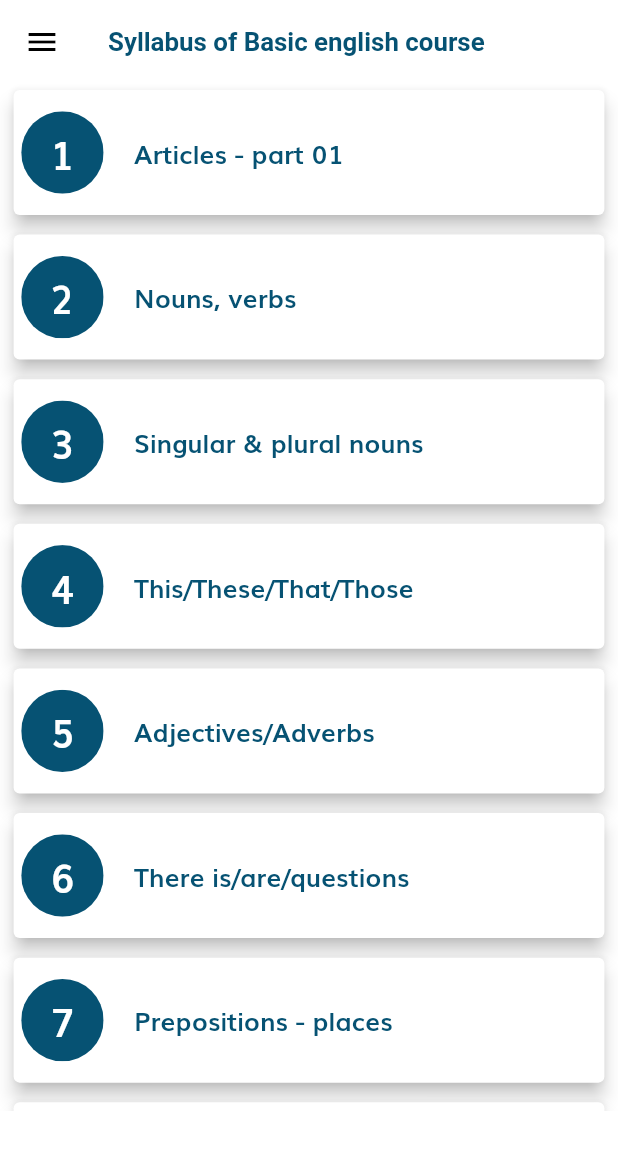
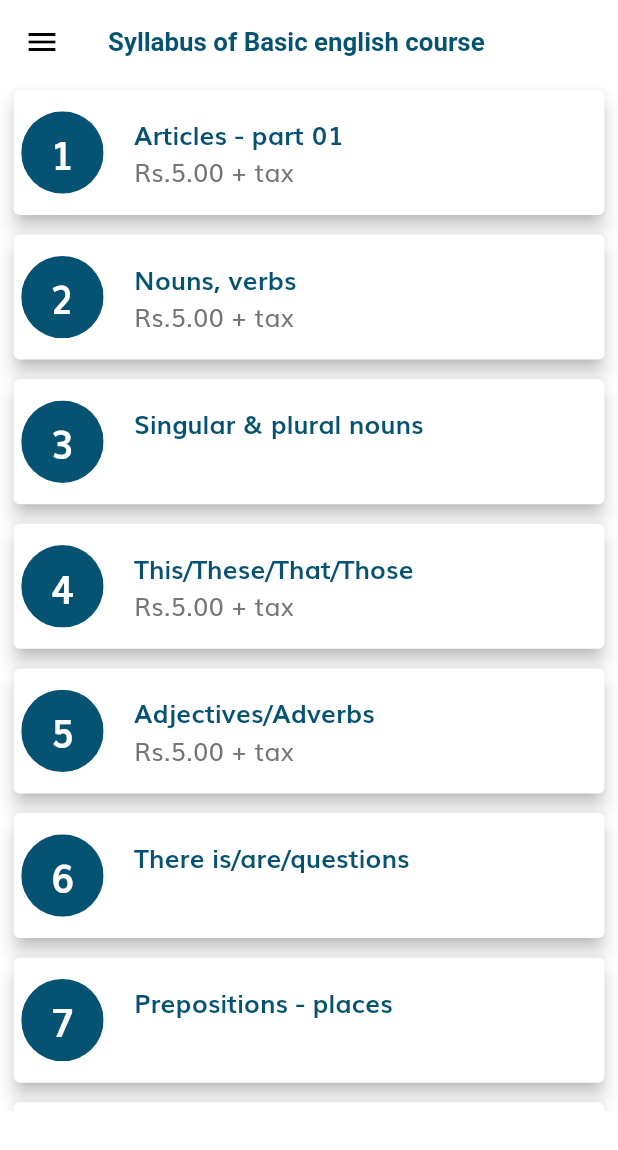
Before and after one commit to pruthuvi1995/mrEnglish, a Flutter app: the SyllabusScreen screen opened by its route, on a phone screen of 412 x 824 dp. Shown: the top 1150 px of the screen. Run offline on Flutter 3.47's test engine with Material 2 defaults, Android fonts, the light colour scheme and no system bars; our stand-ins replace flutter_svg, shared_preferences, youtube_player_flutter; accounts and stored records are empty; network calls fail.

Commit message:
days updated

```diff
--- a/lib/screens/syllabus_screen.dart
+++ b/lib/screens/syllabus_screen.dart
@@ -27,64 +27,69 @@ class SyllabusScreen extends StatelessWidget {
         height: getProportionateScreenHeight(675),
         child: SingleChildScrollView(
           child: Column(children: <Widget>[
-            buildContainer('', 'Articles - part 01', 1),
-            buildContainer('description', 'Nouns, verbs', 2),
-            buildContainer('description', 'Singular & plural nouns', 3),
-            buildContainer('description', 'This/These/That/Those', 4),
-            buildContainer('description', 'Adjectives/Adverbs', 5),
-            buildContainer('description', 'There is/are/questions', 6),
-            buildContainer('description', 'Prepositions - places', 7),
-            buildContainer('description', 'Prepositions - time', 8),
-            buildContainer('description', 'Prepositions - other', 9),
-            buildContainer('description', 'Tenses introduction/pronouns', 10),
-            buildContainer('description', 'Simple present tense/Negative', 11),
-            buildContainer('description', 'Simple past tense/Negative ', 12),
-            buildContainer('description', 'Simple future tense/Negative ', 13),
-            buildContainer('description', 'Continuous tense/Be verbs', 14),
+            buildContainer('Rs.5.00 + tax', 'Articles - part 01', 1),
+            buildContainer('Rs.5.00 + tax', 'Nouns, verbs', 2),
+            buildContainer('', 'Singular & plural nouns', 3),
+            buildContainer('Rs.5.00 + tax', 'This/These/That/Those', 4),
+            buildContainer('Rs.5.00 + tax', 'Adjectives/Adverbs', 5),
+            buildContainer('', 'There is/are/questions', 6),
+            buildContainer('', 'Prepositions - places', 7),
+            buildContainer('Rs.5.00 + tax', 'Prepositions - time', 8),
+            buildContainer('Rs.5.00 + tax', 'Prepositions - other', 9),
+            buildContainer('', 'Tenses introduction/pronouns', 10),
             buildContainer(
-                'description', 'Present perfect tense/Negative ', 15),
+                'Rs.25.00 + tax', 'Simple present tense/Negative', 11),
+            buildContainer('', 'Simple past tense/Negative ', 12),
             buildContainer(
-                'description', 'Past/Future perfect tense/Negative', 16),
+                'Rs.5.00 + tax', 'Simple future tense/Negative ', 13),
+            buildContainer('', 'Continuous tense/Be verbs', 14),
             buildContainer(
-                'description', 'Prefect continious tense/Negative ', 17),
-            buildContainer('description', 'The article', 18),
-            buildContainer('description', 'Yes/No questions', 19),
-            buildContainer('description', 'Let\'s/shall we', 20),
-            buildContainer('description', 'Can/could/Negative', 21),
-            buildContainer('description', 'WH questions ', 22),
-            buildContainer('description', 'Should/must/Negative', 23),
+                'Rs.5.00 + tax', 'Present perfect tense/Negative ', 15),
             buildContainer(
-                'description', 'Have to/has to/may/might/aught to', 24),
-            buildContainer('description', 'Possesive adjectives/pronouns', 25),
-            buildContainer('description', 'Reflective pronouns', 26),
-            buildContainer('description', 'Question tags/short answers', 27),
-            buildContainer('description', 'Conjunctions (1)', 28),
-            buildContainer('description', 'Conjunctions (2)', 29),
-            buildContainer('description', 'Conjunctions (3)', 30),
-            buildContainer('description', 'Although/while/when', 31),
-            buildContainer('description', 'Relative clauses', 32),
-            buildContainer('description', 'Whome/whose/where/why', 33),
-            buildContainer('description', 'Zero/first condition', 34),
-            buildContainer('description', 'Third condition ', 35),
-            buildContainer('description', 'A little/a few', 36),
-            buildContainer('description', 'Somebody/nobody', 37),
-            buildContainer('description', 'Passive voice - simple tense', 38),
+                'Rs.5.00 + tax', 'Past/Future perfect tense/Negative', 16),
+            buildContainer('', 'Prefect continious tense/Negative ', 17),
+            buildContainer('', 'The article', 18),
+            buildContainer('', 'Yes/No questions', 19),
+            buildContainer('', 'Let\'s/shall we', 20),
+            buildContainer('Rs.5.00 + tax', 'Can/could/Negative', 21),
+            buildContainer('Rs.25.00 + tax', 'WH questions ', 22),
+            buildContainer('Rs.5.00 + tax', 'Should/must/Negative', 23),
             buildContainer(
-                'description', 'Passive voice - continuous tense', 39),
-            buildContainer('description', 'Passive voice - perfect tense', 40),
-            buildContainer('description', 'Reported speech - present', 41),
+                'Rs.15.00 + tax', 'Have to/has to/may/might/aught to', 24),
             buildContainer(
-                'description', 'Reported speech - normal expressions ', 42),
+                'Rs.35.00 + tax', 'Possesive adjectives/pronouns', 25),
+            buildContainer('', 'Reflective pronouns', 26),
+            buildContainer('Rs.15.00 + tax', 'Question tags/short answers', 27),
+            buildContainer('Rs.25.00 + tax', 'Conjunctions (1)', 28),
+            buildContainer('Rs.5.00 + tax', 'Conjunctions (2)', 29),
+            buildContainer('', 'Conjunctions (3)', 30),
+            buildContainer('', 'Although/while/when', 31),
+            buildContainer('', 'Relative clauses', 32),
+            buildContainer('Rs.15.00 + tax', 'Whome/whose/where/why', 33),
+            buildContainer('Rs.15.00 + tax', 'Zero/first condition', 34),
+            buildContainer('Rs.10.00 + tax', 'Third condition ', 35),
+            buildContainer('Rs.10.00 + tax', 'A little/a few', 36),
+            buildContainer('Rs.20.00 + tax', 'Somebody/nobody', 37),
             buildContainer(
-                'description', 'Reported speech - request/inquary ', 43),
+                'Rs.15.00 + tax', 'Passive voice - simple tense', 38),
             buildContainer(
-                'description', 'Reported speech - yes/no questions ', 44),
-            buildContainer('description', 'Reported speech - WH questions', 45),
-            buildContainer('description', 'Unless', 46),
-            buildContainer('description', 'Such as/like', 47),
-            buildContainer('description', 'Also/too', 48),
-            buildContainer('description', 'Too/enough', 49),
-            buildContainer('description', 'Too/enough', 50),
+                'Rs.25.00 + tax', 'Passive voice - continuous tense', 39),
+            buildContainer(
+                'Rs.5.00 + tax', 'Passive voice - perfect tense', 40),
+            buildContainer('', 'Reported speech - present', 41),
+            buildContainer(
+                'Rs.5.00 + tax', 'Reported speech - normal expressions ', 42),
+            buildContainer(
+                'Rs.15.00 + tax', 'Reported speech - request/inquary ', 43),
+            buildContainer(
+                'Rs.15.00 + tax', 'Reported speech - yes/no questions ', 44),
+            buildContainer(
+                'Rs.15.00 + tax', 'Reported speech - WH questions', 45),
+            buildContainer('Rs.25.00 + tax', 'Unless', 46),
+            buildContainer('Rs.25.00 + tax', 'Such as/like', 47),
+            buildContainer('Rs.25.00 + tax', 'Also/too', 48),
+            buildContainer('Rs.25.00 + tax', 'Too/enough', 49),
+            buildContainer('Rs.25.00 + tax', 'Too/enough', 50),
           ]),
         ),
       ),
@@ -143,6 +148,15 @@ class SyllabusScreen extends StatelessWidget {
                       ),
                       softWrap: true,
                     ),
+                    Text(
+                      description,
+                      style: TextStyle(
+                        fontSize: getProportionateScreenHeight(17),
+                        // fontWeight: FontWeight.bold,
+                        // color: kPrimaryColor,
+                      ),
+                      softWrap: true,
+                    ),
                   ]),
             ),
           ],
--- a/lib/widgets/subscribe_form.dart
+++ b/lib/widgets/subscribe_form.dart
@@ -288,7 +288,7 @@ class _SubscribeFormState extends State<SubscribeForm> {
               if (_subscribeMode == SubscribeMode.PhoneNo)
                 Container(
                   child: Text(
-                      'ඔබ ළඟ දැනට ඇති Dialog, Hutch හෝ Airtel දුරකථන අංකයක් පමණක් ඇතුළත් කරන්න. වෙනත් දුරකථන ජාල වලංගු නොවේ. 07xxxxxxxx ආකාරයට අංකය ඇතුළත් කිරීම අනිවාර්ය වේ. මේ සඳහා කිසිදු දෛනික ගාස්තුවක් අය නොකරේ.'),
+                      'ඔබ ළඟ දැනට ඇති Dialog, Hutch හෝ Airtel දුරකථන අංකයක් පමණක් ඇතුළත් කරන්න. වෙනත් දුරකථන ජාල වලංගු නොවේ. 07xxxxxxxx ආකාරයට අංකය ඇතුළත් කිරීම අනිවාර්ය වේ. මේ සඳහා කිසිදු දෛනික ගාස්තුවක් අය නොකරේ. නමුත් ඔබ ලබා ගන්නා පාඩම අනුව ඔබ කැමතිනම් පමණක් rs.5 + බදු මුදලක් හෝ ඊට වඩා වැඩි මුදලක් ඔබෙන් අය කර ගනු ලැබේ.'),
                 ),
               if (_subscribeMode == SubscribeMode.PinVerify)
                 Container(
--- a/pubspec.yaml
+++ b/pubspec.yaml
@@ -15,7 +15,7 @@ publish_to: 'none' # Remove this line if you wish to publish to pub.dev
 # In iOS, build-name is used as CFBundleShortVersionString while build-number used as CFBundleVersion.
 # Read more about iOS versioning at
 # https://developer.apple.com/library/archive/documentation/General/Reference/InfoPlistKeyReference/Articles/CoreFoundationKeys.html
-version: 1.0.0+6
+version: 1.0.0+7
 
 environment:
   sdk: '>=2.7.0 <3.0.0'
```
